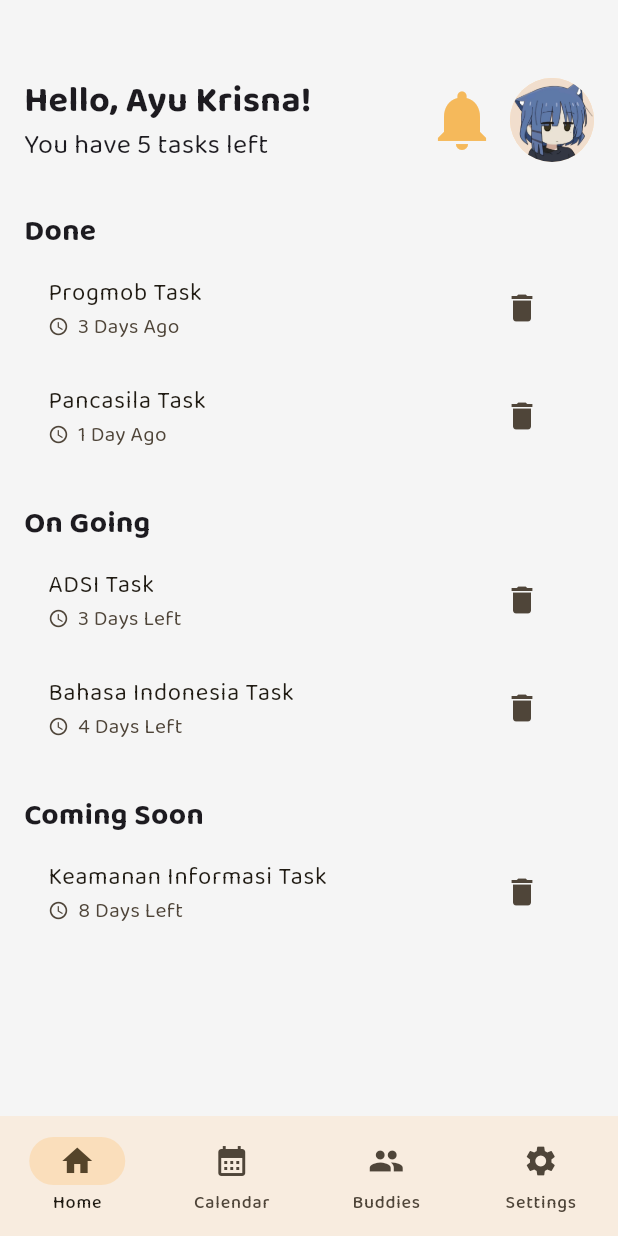
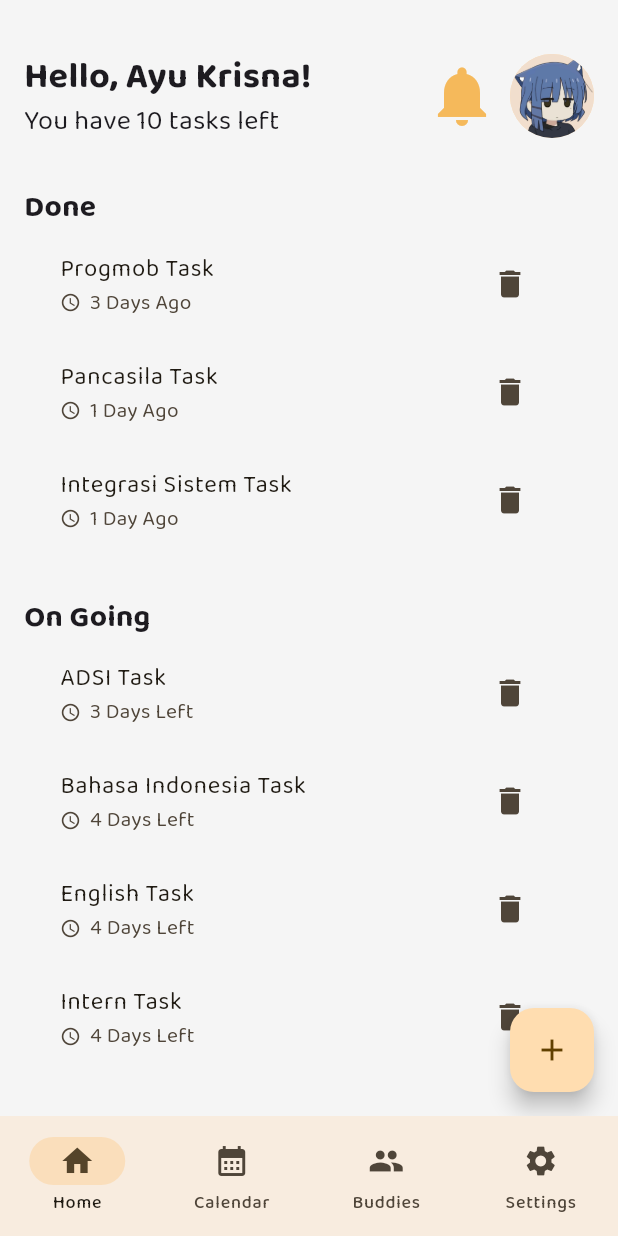
Before and after one commit to ayukrisn/tugas_progmob_1, a Flutter app: the screen it shows after launch, on a phone screen of 412 x 824 dp. Run offline on Flutter 3.47's test engine with Material 3 defaults, Android fonts, the light colour scheme and no system bars; our stand-ins replace get, google_fonts, intl_phone_field, reorderables.

Commit message:
finished task page

```diff
--- a/lib/home_page.dart
+++ b/lib/home_page.dart
@@ -11,9 +11,14 @@ class _HomePageState extends State<HomePage> {
   final List<Task> tasks = [
     Task('Progmob Task', '3 Days Ago', 'Done'),
     Task('Pancasila Task', '1 Day Ago', 'Done'),
+    Task('Integrasi Sistem Task', '1 Day Ago', 'Done'),
     Task('ADSI Task', '3 Days Left', 'On Going'),
     Task('Bahasa Indonesia Task', '4 Days Left', 'On Going'),
-    Task('Keamanan Informasi Task', '8 Days Left','Coming Soon'),
+    Task('English Task', '4 Days Left', 'On Going'),
+    Task('Intern Task', '4 Days Left', 'On Going'),
+    Task('Keamanan Informasi Task', '8 Days Left', 'Coming Soon'),
+    Task('UI/UX Design Task', '8 Days Left', 'Coming Soon'),
+    Task('Praktikum Task', '8 Days Left', 'Coming Soon'),
   ];
 
   int tasksLeft = 0;
@@ -24,8 +29,8 @@ class _HomePageState extends State<HomePage> {
     return Scaffold(
       backgroundColor: Color(0xFFF5F5F5),
       body: Padding(
-        padding: const EdgeInsets.symmetric(horizontal: 16, vertical: 48),
-        child: Column(
+        padding: const EdgeInsets.symmetric(horizontal: 16, vertical: 32),
+        child: ListView(
           children: [
             Row(
               mainAxisAlignment: MainAxisAlignment.start,
@@ -95,6 +100,13 @@ class _HomePageState extends State<HomePage> {
           ],
         ),
       ),
+      floatingActionButton: FloatingActionButton(
+        onPressed: () {
+          // Handle adding task action
+          // For example, you can navigate to a new screen to add a task
+        },
+        child: Icon(Icons.add),
+      ),
     );
   }
 
@@ -102,7 +114,8 @@ class _HomePageState extends State<HomePage> {
     List<Task> categoryTasks =
         tasks.where((task) => task.category == category).toList();
 
-    return Flexible(
+    return Container(
+      padding: const EdgeInsets.symmetric(horizontal: 8),
       child: ListView.builder(
         shrinkWrap: true,
         itemCount: categoryTasks.length,
```
